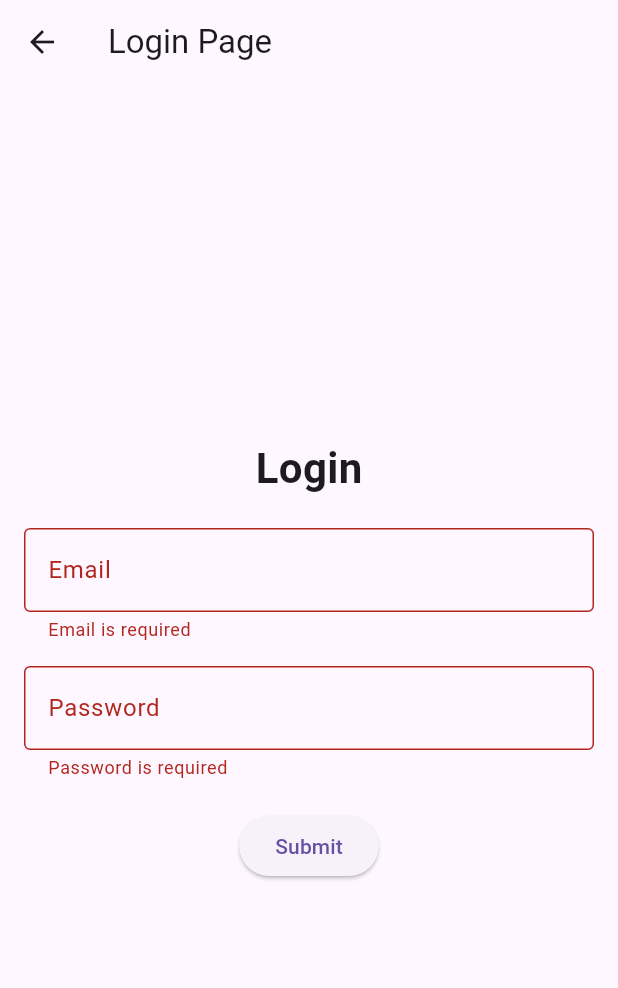
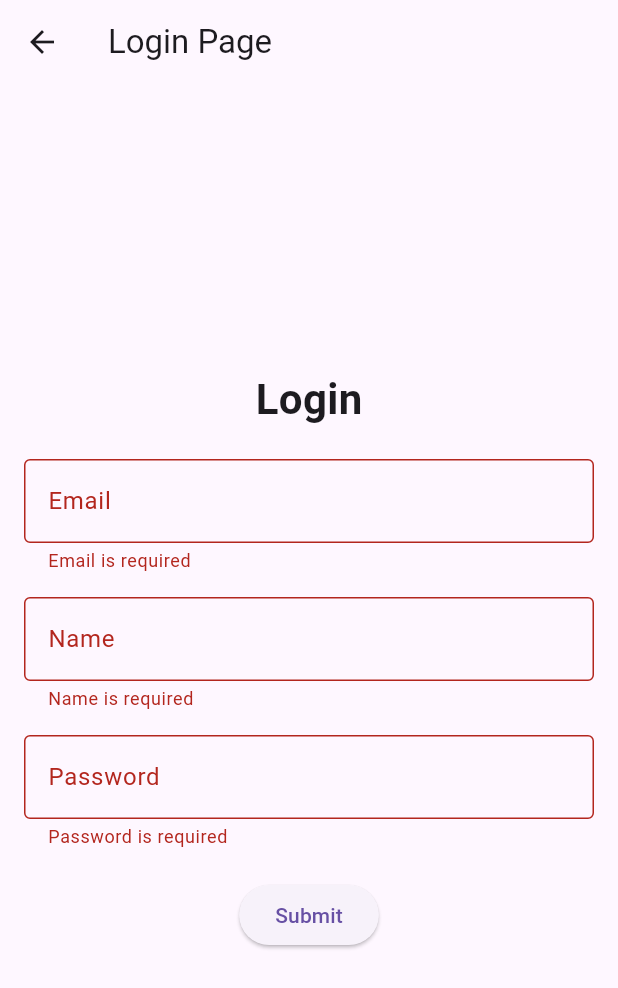
Before and after one commit to RoyYoussef1/FlutterRecipes, a Flutter app: the LoginPage screen opened by its route, after a tap on "Submit", on a phone screen of 412 x 824 dp. Shown: the top 988 px of the screen. Run offline on Flutter 3.47's test engine with Material 3 defaults, Android fonts, the phone set to English and light mode, and no system bars; our stand-ins replace shared_preferences; accounts and stored records are empty.

```diff
--- a/lib/main.dart
+++ b/lib/main.dart
@@ -1,4 +1,7 @@
 import 'package:flutter/material.dart';
+import 'package:http/http.dart' as http;
+import 'dart:convert';
+import 'package:shared_preferences/shared_preferences.dart';
 
 void main() {
   runApp(MyApp());
@@ -98,9 +101,11 @@ Widget build(BuildContext context) {
     ),
   );
 }
-
 class LoginPage extends StatelessWidget {
   final _formKey = GlobalKey<FormState>();
+  final TextEditingController _emailController = TextEditingController();
+  final TextEditingController _nameController = TextEditingController();
+  final TextEditingController _passwordController = TextEditingController();
 
   @override
   Widget build(BuildContext context) {
@@ -124,6 +129,7 @@ class LoginPage extends StatelessWidget {
               ),
               SizedBox(height: 20),
               TextFormField(
+                controller: _emailController,
                 decoration: InputDecoration(
                   labelText: 'Email',
                   border: OutlineInputBorder(),
@@ -140,6 +146,21 @@ class LoginPage extends StatelessWidget {
               ),
               SizedBox(height: 16),
               TextFormField(
+                controller: _nameController,
+                decoration: InputDecoration(
+                  labelText: 'Name',
+                  border: OutlineInputBorder(),
+                ),
+                validator: (value) {
+                  if (value == null || value.isEmpty) {
+                    return 'Name is required';
+                  }
+                  return null;
+                },
+              ),
+              SizedBox(height: 16),
+              TextFormField(
+                controller: _passwordController,
                 decoration: InputDecoration(
                   labelText: 'Password',
                   border: OutlineInputBorder(),
@@ -154,11 +175,55 @@ class LoginPage extends StatelessWidget {
               ),
               SizedBox(height: 20),
               ElevatedButton(
-                onPressed: () {
+                onPressed: () async {
                   if (_formKey.currentState!.validate()) {
+                    // Show a SnackBar while processing
                     ScaffoldMessenger.of(context).showSnackBar(
                       SnackBar(content: Text('Processing Login')),
                     );
+
+                    // Construct the request body
+                    final Map<String, dynamic> requestBody = {
+                      "email": _emailController.text,
+                      "name": _nameController.text,
+                      "password": _passwordController.text,
+                      "embedding": [0], // Placeholder for embedding
+                    };
+
+                    try {
+                      // Send POST request
+                      final response = await http.post(
+                        Uri.parse('http://10.0.2.2:8001/login/'),
+                        headers: {
+                          "Content-Type": "application/json",
+                        },
+                        body: jsonEncode(requestBody),
+                      );
+
+                      if (response.statusCode == 200) {
+                        // Parse response
+                        final responseData = jsonDecode(response.body);
+                        final accessToken = responseData['access_token'];
+
+                        // Save token in SharedPreferences
+                        final prefs = await SharedPreferences.getInstance();
+                        await prefs.setString('access_token', accessToken);
+
+                        ScaffoldMessenger.of(context).showSnackBar(
+                          SnackBar(content: Text('Login Successful')),
+                        );
+
+                        // Navigate to next screen or perform other actions
+                      } else {
+                        ScaffoldMessenger.of(context).showSnackBar(
+                          SnackBar(content: Text('Login Failed: ${response.body}')),
+                        );
+                      }
+                    } catch (e) {
+                      ScaffoldMessenger.of(context).showSnackBar(
+                        SnackBar(content: Text('Error: $e')),
+                      );
+                    }
                   }
                 },
                 child: Text('Submit'),
@@ -170,9 +235,11 @@ class LoginPage extends StatelessWidget {
     );
   }
 }
-
 class RegisterPage extends StatelessWidget {
   final _formKey = GlobalKey<FormState>();
+  final TextEditingController _nameController = TextEditingController();
+  final TextEditingController _emailController = TextEditingController();
+  final TextEditingController _passwordController = TextEditingController();
 
   @override
   Widget build(BuildContext context) {
@@ -196,6 +263,7 @@ class RegisterPage extends StatelessWidget {
               ),
               SizedBox(height: 20),
               TextFormField(
+                controller: _nameController,
                 decoration: InputDecoration(
                   labelText: 'Name',
                   border: OutlineInputBorder(),
@@ -209,6 +277,7 @@ class RegisterPage extends StatelessWidget {
               ),
               SizedBox(height: 16),
               TextFormField(
+                controller: _emailController,
                 decoration: InputDecoration(
                   labelText: 'Email',
                   border: OutlineInputBorder(),
@@ -225,6 +294,7 @@ class RegisterPage extends StatelessWidget {
               ),
               SizedBox(height: 16),
               TextFormField(
+                controller: _passwordController,
                 decoration: InputDecoration(
                   labelText: 'Password',
                   border: OutlineInputBorder(),
@@ -239,11 +309,42 @@ class RegisterPage extends StatelessWidget {
               ),
               SizedBox(height: 20),
               ElevatedButton(
-                onPressed: () {
+                onPressed: () async {
                   if (_formKey.currentState!.validate()) {
-                    ScaffoldMessenger.of(context).showSnackBar(
-                      SnackBar(content: Text('Processing Registration')),
-                    );
+                    // Show a SnackBar while processing
+
+
+                    // Construct the request body
+                    final Map<String, dynamic> requestBody = {
+                      "email": _emailController.text,
+                      "name": _nameController.text,
+                      "password": _passwordController.text,
+                    };
+
+                    try {
+                      // Send POST request
+                      final response = await http.post(
+                        Uri.parse('http://10.0.2.2:8001/signup/'),
+                        headers: {
+                          "Content-Type": "application/json",
+                        },
+                        body: jsonEncode(requestBody),
+                      );
+
+                      if (response.statusCode == 200) {
+                        ScaffoldMessenger.of(context).showSnackBar(
+                          SnackBar(content: Text('Registration Successful')),
+                        );
+                      } else {
+                        ScaffoldMessenger.of(context).showSnackBar(
+                          SnackBar(content: Text('Failed to Register: ${response.body}')),
+                        );
+                      }
+                    } catch (e) {
+                      ScaffoldMessenger.of(context).showSnackBar(
+                        SnackBar(content: Text('Error: $e')),
+                      );
+                    }
                   }
                 },
                 child: Text('Submit'),
--- a/pubspec.yaml
+++ b/pubspec.yaml
@@ -30,6 +30,8 @@ environment:
 dependencies:
   flutter:
     sdk: flutter
+  http: ^1.0.0
+  shared_preferences: ^2.1.0
 
   # The following adds the Cupertino Icons font to your application.
   # Use with the CupertinoIcons class for iOS style icons.
```
Also changed, not shown: pubspec.lock, 1 other file.
